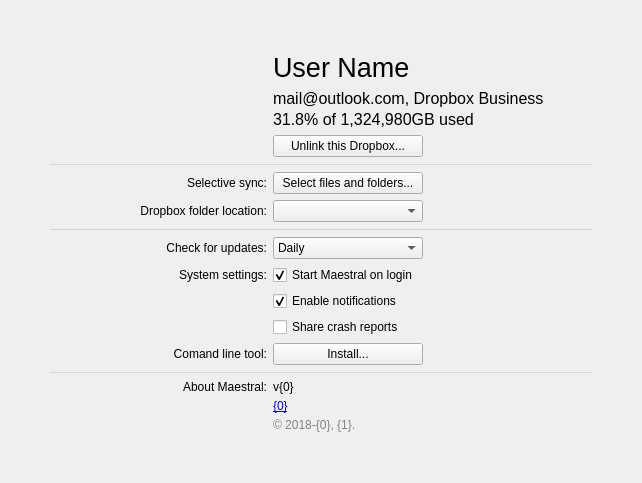
First picture: the form in maestral_qt/resources/settings_window.ui, repository samschott/maestral-qt, before the edit.
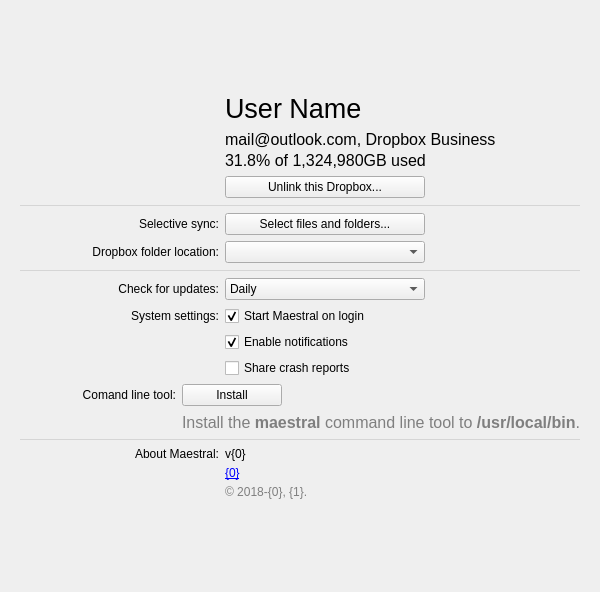
Second picture: the form after the edit. Custom widgets are drawn as their Qt base class.

Commit message: [settings_window] improved CLI installation

Patch:
```diff
--- a/maestral_qt/resources/settings_window.ui
+++ b/maestral_qt/resources/settings_window.ui
@@ -6,8 +6,8 @@
    <rect>
     <x>0</x>
     <y>0</y>
-    <width>642</width>
-    <height>483</height>
+    <width>600</width>
+    <height>592</height>
    </rect>
   </property>
   <property name="sizePolicy">
@@ -27,13 +27,13 @@
   </property>
   <layout class="QVBoxLayout" name="verticalLayout">
    <property name="leftMargin">
-    <number>50</number>
+    <number>20</number>
    </property>
    <property name="topMargin">
     <number>20</number>
    </property>
    <property name="rightMargin">
-    <number>50</number>
+    <number>20</number>
    </property>
    <property name="bottomMargin">
     <number>20</number>
@@ -52,46 +52,14 @@
     </spacer>
    </item>
    <item>
-    <layout class="QGridLayout" name="gridLayoutMain" columnstretch="4,1,3">
-     <item row="3" column="0" colspan="3">
-      <widget class="Line" name="line1">
-       <property name="minimumSize">
-        <size>
-         <width>200</width>
-         <height>0</height>
-        </size>
-       </property>
-       <property name="styleSheet">
-        <string notr="true">color: rgb(213, 213, 213)</string>
-       </property>
-       <property name="frameShadow">
-        <enum>QFrame::Plain</enum>
-       </property>
-       <property name="orientation">
-        <enum>Qt::Horizontal</enum>
-       </property>
-      </widget>
-     </item>
-     <item row="12" column="0" colspan="3">
-      <widget class="Line" name="line0">
-       <property name="styleSheet">
-        <string notr="true">color: rgb(213, 213, 213)</string>
-       </property>
-       <property name="frameShadow">
-        <enum>QFrame::Plain</enum>
-       </property>
-       <property name="orientation">
-        <enum>Qt::Horizontal</enum>
-       </property>
-      </widget>
-     </item>
-     <item row="8" column="1">
-      <widget class="QCheckBox" name="checkBoxStartup">
+    <layout class="QGridLayout" name="gridLayoutMain" columnstretch="4,4,3">
+     <item row="13" column="0">
+      <widget class="QLabel" name="labelAboutTitle">
        <property name="text">
-        <string>Start Maestral on login</string>
+        <string>About Maestral:</string>
        </property>
-       <property name="checked">
-        <bool>true</bool>
+       <property name="alignment">
+        <set>Qt::AlignRight|Qt::AlignTop|Qt::AlignTrailing</set>
        </property>
       </widget>
      </item>
@@ -105,13 +73,39 @@
        </property>
       </widget>
      </item>
-     <item row="0" column="0" rowspan="3" alignment="Qt::AlignRight">
-      <widget class="QLabel" name="labelUserProfilePic">
+     <item row="8" column="0">
+      <widget class="QLabel" name="labelSystemSettings">
        <property name="text">
-        <string/>
+        <string>System settings:</string>
        </property>
        <property name="alignment">
-        <set>Qt::AlignRight|Qt::AlignTop|Qt::AlignTrailing</set>
+        <set>Qt::AlignRight|Qt::AlignTrailing|Qt::AlignVCenter</set>
+       </property>
+      </widget>
+     </item>
+     <item row="3" column="0" colspan="3">
+      <widget class="Line" name="line1">
+       <property name="minimumSize">
+        <size>
+         <width>200</width>
+         <height>0</height>
+        </size>
+       </property>
+       <property name="styleSheet">
+        <string notr="true">color: rgb(213, 213, 213)</string>
+       </property>
+       <property name="frameShadow">
+        <enum>QFrame::Plain</enum>
+       </property>
+       <property name="orientation">
+        <enum>Qt::Horizontal</enum>
+       </property>
+      </widget>
+     </item>
+     <item row="10" column="1">
+      <widget class="QCheckBox" name="checkBoxAnalytics">
+       <property name="text">
+        <string>Share crash reports</string>
        </property>
       </widget>
      </item>
@@ -125,21 +119,38 @@
        </property>
       </widget>
      </item>
-     <item row="4" column="1">
-      <widget class="QPushButton" name="pushButtonExcludedFolders">
+     <item row="4" column="0">
+      <widget class="QLabel" name="labelExcludedFoldersTitle">
        <property name="text">
-        <string>Select files and folders...</string>
+        <string>Selective sync:</string>
+       </property>
+       <property name="alignment">
+        <set>Qt::AlignRight|Qt::AlignTrailing|Qt::AlignVCenter</set>
        </property>
       </widget>
      </item>
-     <item row="13" column="0">
-      <widget class="QLabel" name="labelAboutTitle">
-       <property name="text">
-        <string>About Maestral:</string>
-       </property>
-       <property name="alignment">
-        <set>Qt::AlignRight|Qt::AlignTop|Qt::AlignTrailing</set>
-       </property>
+     <item row="7" column="1">
+      <widget class="CustomCombobox" name="comboBoxUpdateInterval">
+       <item>
+        <property name="text">
+         <string>Daily</string>
+        </property>
+       </item>
+       <item>
+        <property name="text">
+         <string>Weekly</string>
+        </property>
+       </item>
+       <item>
+        <property name="text">
+         <string>Monthly</string>
+        </property>
+       </item>
+       <item>
+        <property name="text">
+         <string>Never</string>
+        </property>
+       </item>
       </widget>
      </item>
      <item row="2" column="1">
@@ -149,15 +160,8 @@
        </property>
       </widget>
      </item>
-     <item row="8" column="0">
-      <widget class="QLabel" name="labelSystemSettings">
-       <property name="text">
-        <string>System settings:</string>
-       </property>
-       <property name="alignment">
-        <set>Qt::AlignRight|Qt::AlignTrailing|Qt::AlignVCenter</set>
-       </property>
-      </widget>
+     <item row="5" column="1">
+      <widget class="CustomCombobox" name="comboBoxDropboxPath"/>
      </item>
      <item row="6" column="0" colspan="3">
       <widget class="Line" name="line2">
@@ -172,79 +176,6 @@
        </property>
       </widget>
      </item>
-     <item row="4" column="0">
-      <widget class="QLabel" name="labelExcludedFoldersTitle">
-       <property name="text">
-        <string>Selective sync:</string>
-       </property>
-       <property name="alignment">
-        <set>Qt::AlignRight|Qt::AlignTrailing|Qt::AlignVCenter</set>
-       </property>
-      </widget>
-     </item>
-     <item row="7" column="0">
-      <widget class="QLabel" name="labelUpdateInterval">
-       <property name="text">
-        <string>Check for updates:</string>
-       </property>
-       <property name="alignment">
-        <set>Qt::AlignRight|Qt::AlignTrailing|Qt::AlignVCenter</set>
-       </property>
-      </widget>
-     </item>
-     <item row="0" column="1" colspan="2">
-      <widget class="QLabel" name="labelAccountName">
-       <property name="font">
-        <font>
-         <pointsize>20</pointsize>
-        </font>
-       </property>
-       <property name="text">
-        <string>User Name</string>
-       </property>
-       <property name="alignment">
-        <set>Qt::AlignBottom|Qt::AlignLeading|Qt::AlignLeft</set>
-       </property>
-      </widget>
-     </item>
-     <item row="1" column="1" colspan="2">
-      <layout class="QVBoxLayout" name="verticalLayoutAccountInfo">
-       <property name="spacing">
-        <number>2</number>
-       </property>
-       <item>
-        <widget class="QLabel" name="labelAccountInfo">
-         <property name="font">
-          <font>
-           <pointsize>12</pointsize>
-          </font>
-         </property>
-         <property name="text">
-          <string>mail@outlook.com, Dropbox Business</string>
-         </property>
-        </widget>
-       </item>
-       <item>
-        <widget class="QLabel" name="labelSpaceUsage">
-         <property name="font">
-          <font>
-           <pointsize>12</pointsize>
-          </font>
-         </property>
-         <property name="text">
-          <string>31.8% of 1,324,980GB used</string>
-         </property>
-        </widget>
-       </item>
-      </layout>
-     </item>
-     <item row="10" column="1">
-      <widget class="QCheckBox" name="checkBoxAnalytics">
-       <property name="text">
-        <string>Share crash reports</string>
-       </property>
-      </widget>
-     </item>
      <item row="13" column="1" colspan="2">
       <layout class="QGridLayout" name="gridLayout">
        <property name="horizontalSpacing">
@@ -278,63 +209,175 @@
        </item>
        <item row="2" column="0">
         <widget class="QLabel" name="labelCopyright">
+         <property name="styleSheet">
+          <string notr="true">color: rgb(127, 127, 127)</string>
+         </property>
          <property name="text">
-          <string>&lt;html&gt;&lt;head/&gt;&lt;body&gt;&lt;p&gt;&lt;span style=&quot; color:#838383;&quot;&gt;© 2018-{0}, {1}. &lt;/span&gt;&lt;/p&gt;&lt;/body&gt;&lt;/html&gt;</string>
+          <string>© 2018-{0}, {1}.</string>
          </property>
         </widget>
        </item>
       </layout>
      </item>
-     <item row="11" column="0">
-      <widget class="QLabel" name="labelCommandLineTool">
+     <item row="0" column="1" colspan="2">
+      <widget class="QLabel" name="labelAccountName">
+       <property name="font">
+        <font>
+         <pointsize>20</pointsize>
+        </font>
+       </property>
        <property name="text">
-        <string>Comand line tool:</string>
+        <string>User Name</string>
+       </property>
+       <property name="alignment">
+        <set>Qt::AlignBottom|Qt::AlignLeading|Qt::AlignLeft</set>
+       </property>
+      </widget>
+     </item>
+     <item row="8" column="1">
+      <widget class="QCheckBox" name="checkBoxStartup">
+       <property name="text">
+        <string>Start Maestral on login</string>
+       </property>
+       <property name="checked">
+        <bool>true</bool>
+       </property>
+      </widget>
+     </item>
+     <item row="4" column="1">
+      <widget class="QPushButton" name="pushButtonExcludedFolders">
+       <property name="text">
+        <string>Select files and folders...</string>
+       </property>
+      </widget>
+     </item>
+     <item row="7" column="0">
+      <widget class="QLabel" name="labelUpdateInterval">
+       <property name="text">
+        <string>Check for updates:</string>
        </property>
        <property name="alignment">
         <set>Qt::AlignRight|Qt::AlignTrailing|Qt::AlignVCenter</set>
        </property>
       </widget>
      </item>
-     <item row="11" column="1" alignment="Qt::AlignLeft">
-      <widget class="QPushButton" name="pushButtonCommandLineTool">
-       <property name="minimumSize">
-        <size>
-         <width>150</width>
-         <height>0</height>
-        </size>
-       </property>
+     <item row="0" column="0" rowspan="3" alignment="Qt::AlignRight">
+      <widget class="QLabel" name="labelUserProfilePic">
        <property name="text">
-        <string>Install...</string>
+        <string/>
        </property>
+       <property name="alignment">
+        <set>Qt::AlignRight|Qt::AlignTop|Qt::AlignTrailing</set>
+       </property>
       </widget>
      </item>
-     <item row="7" column="1">
-      <widget class="CustomCombobox" name="comboBoxUpdateInterval">
+     <item row="1" column="1" colspan="2">
+      <layout class="QVBoxLayout" name="verticalLayoutAccountInfo">
+       <property name="spacing">
+        <number>2</number>
+       </property>
        <item>
-        <property name="text">
-         <string>Daily</string>
-        </property>
+        <widget class="QLabel" name="labelAccountInfo">
+         <property name="font">
+          <font>
+           <pointsize>12</pointsize>
+          </font>
+         </property>
+         <property name="text">
+          <string>mail@outlook.com, Dropbox Business</string>
+         </property>
+        </widget>
        </item>
        <item>
-        <property name="text">
-         <string>Weekly</string>
-        </property>
+        <widget class="QLabel" name="labelSpaceUsage">
+         <property name="font">
+          <font>
+           <pointsize>12</pointsize>
+          </font>
+         </property>
+         <property name="text">
+          <string>31.8% of 1,324,980GB used</string>
+         </property>
+        </widget>
        </item>
-       <item>
-        <property name="text">
-         <string>Monthly</string>
+      </layout>
+     </item>
+     <item row="12" column="0" colspan="3">
+      <widget class="Line" name="line0">
+       <property name="styleSheet">
+        <string notr="true">color: rgb(213, 213, 213)</string>
+       </property>
+       <property name="frameShadow">
+        <enum>QFrame::Plain</enum>
+       </property>
+       <property name="orientation">
+        <enum>Qt::Horizontal</enum>
+       </property>
+      </widget>
+     </item>
+     <item row="11" column="0" colspan="3">
+      <widget class="QWidget" name="widgetCLI" native="true">
+       <layout class="QVBoxLayout" name="verticalLayout_2">
+        <property name="leftMargin">
+         <number>0</number>
         </property>
-       </item>
-       <item>
-        <property name="text">
-         <string>Never</string>
+        <property name="topMargin">
+         <number>0</number>
         </property>
-       </item>
+        <property name="rightMargin">
+         <number>0</number>
+        </property>
+        <property name="bottomMargin">
+         <number>0</number>
+        </property>
+        <item>
+         <layout class="QGridLayout" name="gridLayoutCLI" columnstretch="4,4,3">
+          <property name="verticalSpacing">
+           <number>7</number>
+          </property>
+          <item row="1" column="1" colspan="2">
+           <widget class="QLabel" name="labelCommandLineToolInfo">
+            <property name="font">
+             <font>
+              <pointsize>12</pointsize>
+             </font>
+            </property>
+            <property name="styleSheet">
+             <string notr="true">color: rgb(127, 127, 127)</string>
+            </property>
+            <property name="text">
+             <string>&lt;html&gt;&lt;head/&gt;&lt;body&gt;&lt;p&gt;Install the &lt;span style=&quot; font-weight:600;&quot;&gt;maestral&lt;/span&gt; command line tool to &lt;span style=&quot; font-weight:600;&quot;&gt;/usr/local/bin&lt;/span&gt;.&lt;/p&gt;&lt;/body&gt;&lt;/html&gt;</string>
+            </property>
+           </widget>
+          </item>
+          <item row="0" column="1" alignment="Qt::AlignLeft">
+           <widget class="QPushButton" name="pushButtonCommandLineTool">
+            <property name="minimumSize">
+             <size>
+              <width>100</width>
+              <height>0</height>
+             </size>
+            </property>
+            <property name="text">
+             <string>Install</string>
+            </property>
+           </widget>
+          </item>
+          <item row="0" column="0">
+           <widget class="QLabel" name="labelCommandLineTool">
+            <property name="text">
+             <string>Comand line tool:</string>
+            </property>
+            <property name="alignment">
+             <set>Qt::AlignRight|Qt::AlignTrailing|Qt::AlignVCenter</set>
+            </property>
+           </widget>
+          </item>
+         </layout>
+        </item>
+       </layout>
       </widget>
      </item>
-     <item row="5" column="1">
-      <widget class="CustomCombobox" name="comboBoxDropboxPath"/>
-     </item>
     </layout>
    </item>
    <item>
```
Left out of the diff: 2 changed lines with no effect on the pictures. The commit also changes 1 other file.
